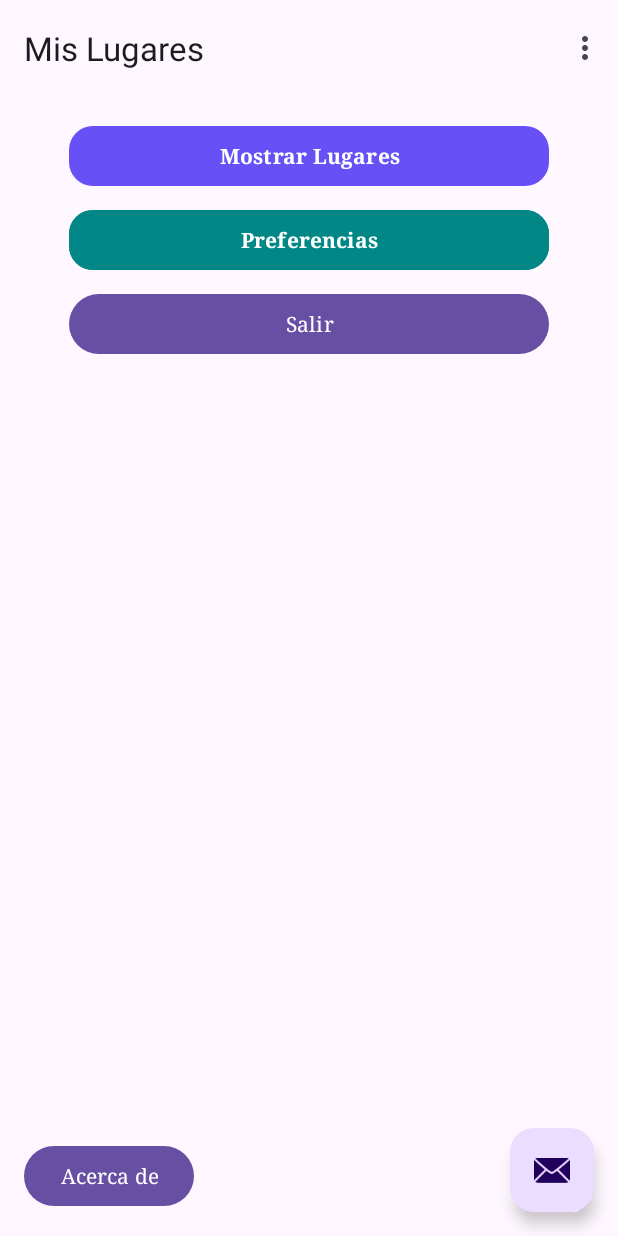
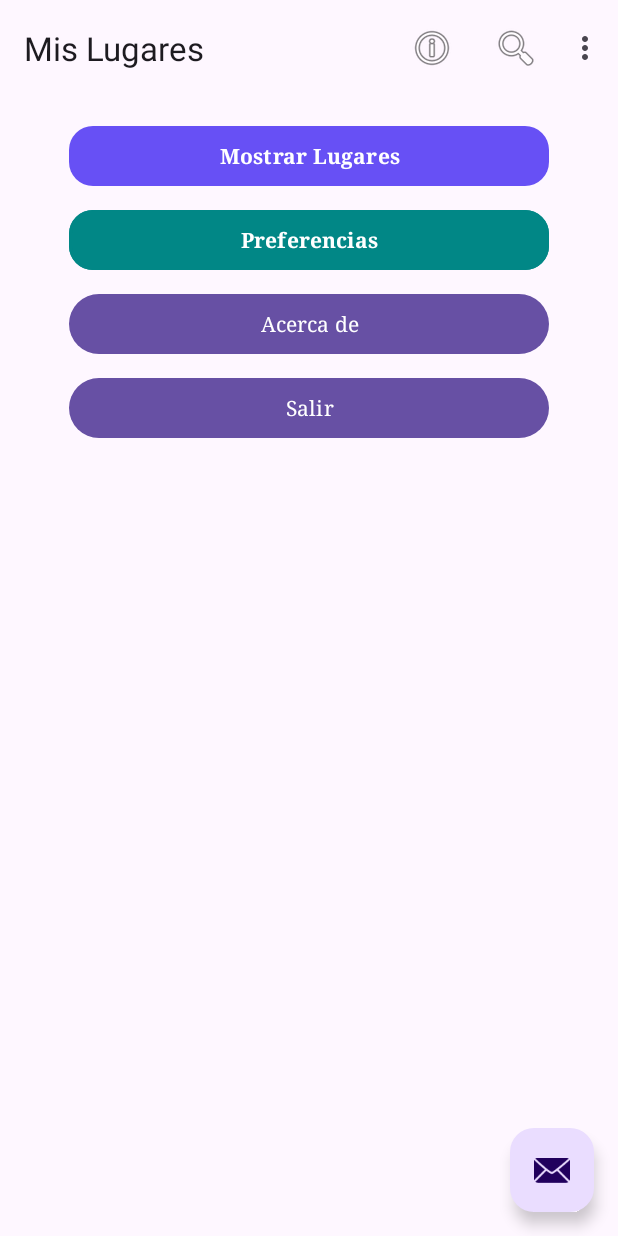
Before and after one commit to eden418-afk/MisLugaresDispMovMartesN1Eq52025, an Android app: the screen it shows after launch (MainActivity), on a phone screen of 412 x 824 dp. Run offline under Robolectric (Android 15) with nearby library versions, the phone set to English and light mode, and no system bars.

Commit message:
El boton de salir

```diff
--- a/app/src/main/java/com/example/mislugares/MainActivity.kt
+++ b/app/src/main/java/com/example/mislugares/MainActivity.kt
@@ -2,20 +2,15 @@ package com.example.mislugares
 
 import android.content.Intent
 import android.os.Bundle
-import com.google.android.material.snackbar.Snackbar
-import androidx.appcompat.app.AppCompatActivity
-import androidx.navigation.findNavController
-import androidx.navigation.ui.AppBarConfiguration
-import androidx.navigation.ui.navigateUp
-import androidx.navigation.ui.setupActionBarWithNavController
 import android.view.Menu
 import android.view.MenuItem
-import android.view.View
+import android.widget.Toast
+import androidx.appcompat.app.AppCompatActivity
 import com.example.mislugares.databinding.ActivityMainBinding
+import com.google.android.material.snackbar.Snackbar
 
 class MainActivity : AppCompatActivity() {
 
-    private lateinit var appBarConfiguration: AppBarConfiguration
     private lateinit var binding: ActivityMainBinding
 
     override fun onCreate(savedInstanceState: Bundle?) {
@@ -24,47 +19,44 @@ class MainActivity : AppCompatActivity() {
         binding = ActivityMainBinding.inflate(layoutInflater)
         setContentView(binding.root)
 
+        // Toolbar
+        setSupportActionBar(binding.toolbar)
+
+        // Listeners de los botones ahora presentes en el layout de la Activity
+        binding.button.setOnClickListener {
+            Toast.makeText(this, "Mostrar Lugares", Toast.LENGTH_SHORT).show()
+        }
+
+        binding.button2.setOnClickListener {
+            Toast.makeText(this, "Preferencias", Toast.LENGTH_SHORT).show()
+        }
+
         binding.button4.setOnClickListener {
             lanzarAcercaDe()
         }
 
-        setSupportActionBar(binding.toolbar)
-
-        val navController = findNavController(R.id.nav_host_fragment_content_main)
-        appBarConfiguration = AppBarConfiguration(navController.graph)
-        setupActionBarWithNavController(navController, appBarConfiguration)
-
-        binding.fab.setOnClickListener { view ->
-            Snackbar.make(view, "Replace with your own action", Snackbar.LENGTH_LONG)
-                .setAction("Action", null)
-                .setAnchorView(R.id.fab).show()
+        binding.button3.setOnClickListener {
+            finish()
         }
     }
 
     override fun onCreateOptionsMenu(menu: Menu): Boolean {
-        // Inflate the menu; this adds items to the action bar if it is present.
         menuInflater.inflate(R.menu.menu_main, menu)
         return true
     }
 
     override fun onOptionsItemSelected(item: MenuItem): Boolean {
-        // Handle action bar item clicks here. The action bar will
-        // automatically handle clicks on the Home/Up button, so long
-        // as you specify a parent activity in AndroidManifest.xml.
         return when (item.itemId) {
             R.id.action_settings -> true
+            R.id.acercaDe -> {
+                lanzarAcercaDe()
+                true
+            }
             else -> super.onOptionsItemSelected(item)
         }
     }
 
-    override fun onSupportNavigateUp(): Boolean {
-        val navController = findNavController(R.id.nav_host_fragment_content_main)
-        return navController.navigateUp(appBarConfiguration)
-                || super.onSupportNavigateUp()
-    }
-
-    fun lanzarAcercaDe(view: View? = null){
-        val i = Intent(this, AcercaDeActivity::class.java)
-        startActivity(i)
+    private fun lanzarAcercaDe() {
+        startActivity(Intent(this, AcercaDeActivity::class.java))
     }
 }
--- a/app/src/main/res/layout/activity_main.xml
+++ b/app/src/main/res/layout/activity_main.xml
@@ -19,7 +19,69 @@
 
     </com.google.android.material.appbar.AppBarLayout>
 
-    <include layout="@layout/content_main" />
+    <androidx.core.widget.NestedScrollView
+        android:id="@+id/scroll"
+        android:layout_width="match_parent"
+        android:layout_height="match_parent"
+        tools:context=".FirstFragment"
+        android:fillViewport="true"
+        app:layout_behavior="@string/appbar_scrolling_view_behavior">
+
+        <androidx.constraintlayout.widget.ConstraintLayout
+            android:layout_width="match_parent"
+            android:layout_height="match_parent"
+            android:padding="16dp">
+
+            <Button
+                style="@style/EstiloBoton"
+                android:id="@+id/button"
+                android:layout_width="0dp"
+                android:layout_height="wrap_content"
+                android:layout_marginStart="@dimen/margen_botones"
+                android:layout_marginEnd="@dimen/margen_botones"
+                android:text="Mostrar Lugares"
+                app:layout_constraintEnd_toEndOf="parent"
+                app:layout_constraintStart_toStartOf="parent"
+                app:layout_constraintTop_toTopOf="parent" />
+
+            <Button
+                style="@style/EstiloBoton.Alternativo"
+                android:id="@+id/button2"
+                android:layout_width="0dp"
+                android:layout_height="wrap_content"
+                android:layout_marginTop="8dp"
+                android:text="Preferencias"
+                app:layout_constraintEnd_toEndOf="@+id/button"
+                app:layout_constraintStart_toStartOf="@+id/button"
+                app:layout_constraintTop_toBottomOf="@+id/button" />
+
+            <Button
+                android:id="@+id/button3"
+                android:layout_width="0dp"
+                android:layout_height="wrap_content"
+                android:layout_marginTop="8dp"
+                android:text="Salir"
+                app:layout_constraintBottom_toBottomOf="parent"
+                app:layout_constraintEnd_toEndOf="@+id/button2"
+                app:layout_constraintStart_toStartOf="@+id/button2"
+                app:layout_constraintTop_toBottomOf="@+id/button4"
+                app:layout_constraintVertical_bias="0.0" />
+
+            <Button
+                android:id="@+id/button4"
+                android:layout_width="0dp"
+                android:layout_height="wrap_content"
+                android:layout_gravity="bottom|start"
+                android:layout_marginTop="8dp"
+                android:text="Acerca de"
+                app:layout_constraintEnd_toEndOf="@+id/button2"
+                app:layout_constraintStart_toStartOf="@+id/button2"
+                app:layout_constraintTop_toBottomOf="@+id/button2" />
+
+
+
+        </androidx.constraintlayout.widget.ConstraintLayout>
+    </androidx.core.widget.NestedScrollView>
 
     <com.google.android.material.floatingactionbutton.FloatingActionButton
         android:id="@+id/fab"
@@ -30,13 +92,5 @@
         android:layout_marginBottom="16dp"
         app:srcCompat="@android:drawable/ic_dialog_email" />
 
-    <Button
-        android:id="@+id/button4"
-        android:layout_width="wrap_content"
-        android:layout_height="wrap_content"
-        android:text="Acerca de"
-        android:layout_gravity="bottom|start"
-        android:layout_marginStart="16dp"
-        android:layout_marginBottom="16dp" />
 
 </androidx.coordinatorlayout.widget.CoordinatorLayout>
--- a/app/src/main/res/menu/menu_main.xml
+++ b/app/src/main/res/menu/menu_main.xml
@@ -4,7 +4,22 @@
     tools:context="com.example.mislugares.MainActivity">
     <item
         android:id="@+id/action_settings"
-        android:orderInCategory="100"
-        android:title="@string/action_settings"
+        android:title="Configuración"
+        android:icon="@android:drawable/ic_menu_preferences"
+        android:orderInCategory="5"
         app:showAsAction="never" />
+
+    <item
+        android:id="@+id/acercaDe"
+        android:title="Acerca de..."
+        android:icon="@android:drawable/ic_menu_info_details"
+        android:orderInCategory="10"
+        app:showAsAction="ifRoom|withText" />
+
+    <item
+        android:id="@+id/menu_buscar"
+        android:title="Buscar"
+        android:icon="@android:drawable/ic_menu_search"
+        android:orderInCategory="115"
+        app:showAsAction="always|collapseActionView" />
 </menu>
```
